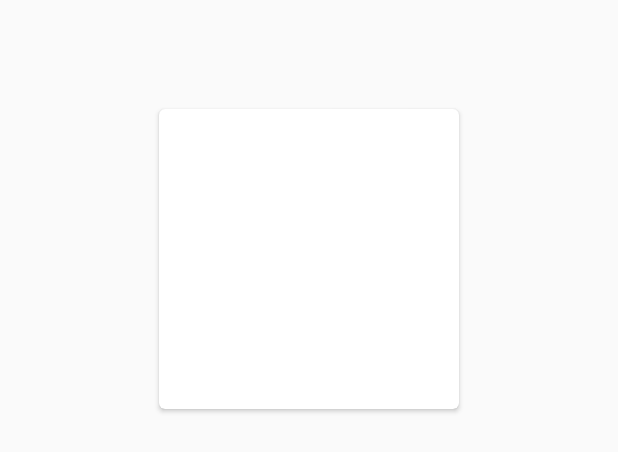
After one commit to r4zorgeek/AsyncManage, an Android app: the layout card_user_layout.xml on its own in the app's theme, with its tools: preview values and no code run, on a phone screen of 412 x 824 dp. The commit adds this screen. Shown: the part 359-811 px from the top of the screen. Run offline under Robolectric (Android 15) with nearby library versions, the phone set to English and light mode, and no system bars; network calls fail.

Commit message:
card_user_layout and recycler viwe

```diff
--- a/app/build.gradle
+++ b/app/build.gradle
@@ -22,6 +22,7 @@ dependencies {
     implementation fileTree(dir: 'libs', include: ['*.jar'])
     implementation 'com.android.support:appcompat-v7:27.1.1'
     implementation 'com.android.support:design:27.1.1'
+    implementation 'com.android.support:cardview-v7:27.1.1'
     implementation 'com.android.volley:volley:1.1.1'
     implementation 'com.android.support.constraint:constraint-layout:1.1.3'
     testImplementation 'junit:junit:4.12'
--- a/app/src/main/res/layout/activity_view_users.xml
+++ b/app/src/main/res/layout/activity_view_users.xml
@@ -6,4 +6,6 @@
     android:layout_height="match_parent"
     tools:context=".ViewUsers">
 
+    <include layout="@layout/card_user_layout"/>
+
 </android.support.constraint.ConstraintLayout>
--- /dev/null
+++ b/app/src/main/res/layout/card_user_layout.xml
@@ -0,0 +1,31 @@
+<!--<?xml version="1.0" encoding="utf-8"?>-->
+<!--<LinearLayout xmlns:android="http://schemas.android.com/apk/res/android"-->
+    <!--android:layout_width="match_parent"-->
+    <!--android:layout_height="match_parent">-->
+    <!---->
+    <!---->
+
+<!--</LinearLayout>-->
+<android.support.v7.widget.CardView xmlns:card_view="http://schemas.android.com/apk/res-auto"
+    xmlns:android="http://schemas.android.com/apk/res/android"
+    android:id="@+id/user_card_view"
+    android:layout_gravity="center"
+    android:layout_width="200dp"
+    android:layout_height="200dp"
+    card_view:cardCornerRadius="4dp">
+
+    <TextView
+        android:id="@+id/user_id"
+        android:layout_width="match_parent"
+        android:layout_height="match_parent" />
+
+    <TextView
+        android:id="@+id/username"
+        android:layout_width="match_parent"
+        android:layout_height="match_parent" />
+
+    <TextView
+        android:id="@+id/email"
+        android:layout_width="match_parent"
+        android:layout_height="match_parent" />
+</android.support.v7.widget.CardView>
```
Also changed, not shown: app/src/main/java/com/r4zor/asyncmanage/Users.java (added, +20 -0 lines), app/src/main/java/com/r4zor/asyncmanage/UsersAdapter.java (added, +40 -0 lines).
